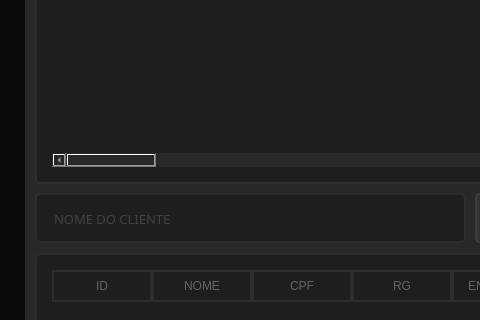
Above: Qt/make_doc.ui from GLimas99/MakeForms before the change; both pictures show x 0 to 480 and y 289 to 609 of the 1000 by 870 pixel window. Below: the same form after it.
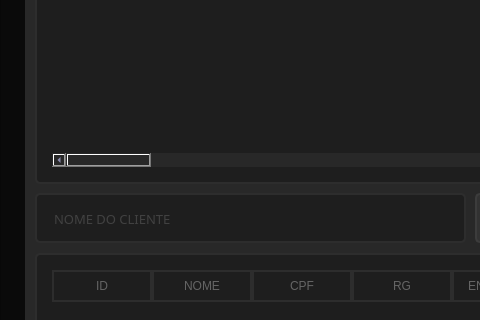
That is the form after the change. Icons and pictures are not drawn.

Commit message: Edit design n add imob

Diff of the .ui file:
```diff
--- a/Qt/make_doc.ui
+++ b/Qt/make_doc.ui
@@ -793,6 +793,11 @@
             <string>VALOR VISITA</string>
            </property>
           </column>
+          <column>
+           <property name="text">
+            <string>INSC. IMOB.</string>
+           </property>
+          </column>
           <column>
            <property name="text">
             <string>ID CLIENTE 1</string>
```
The commit also changes 14 other files.
